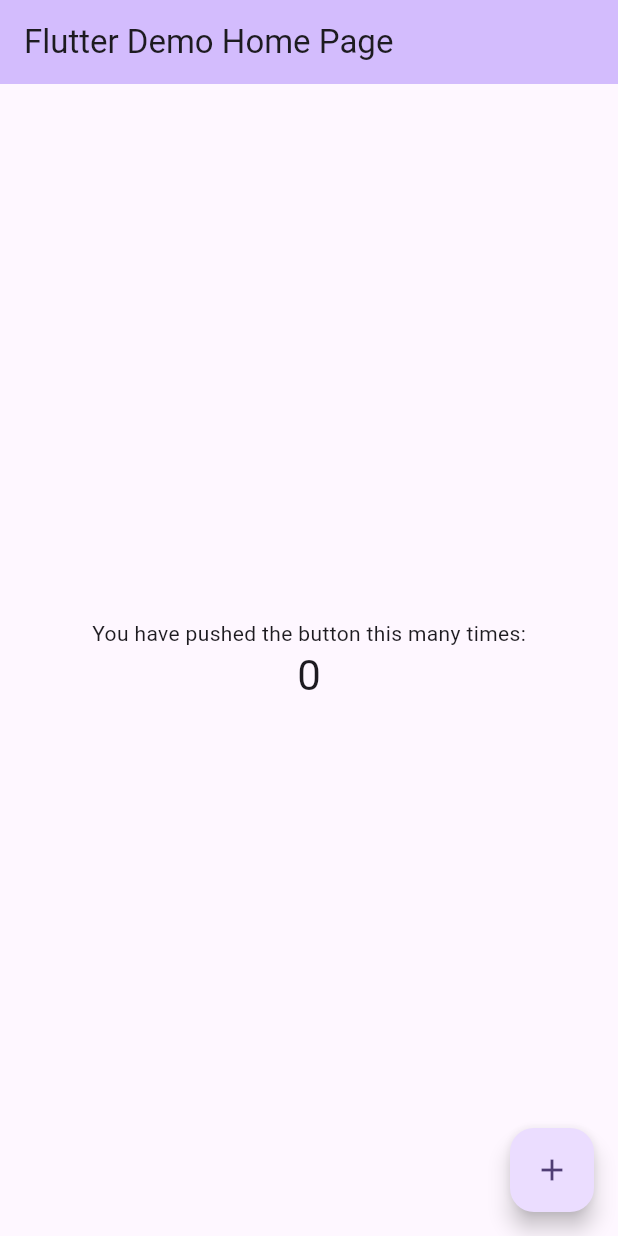
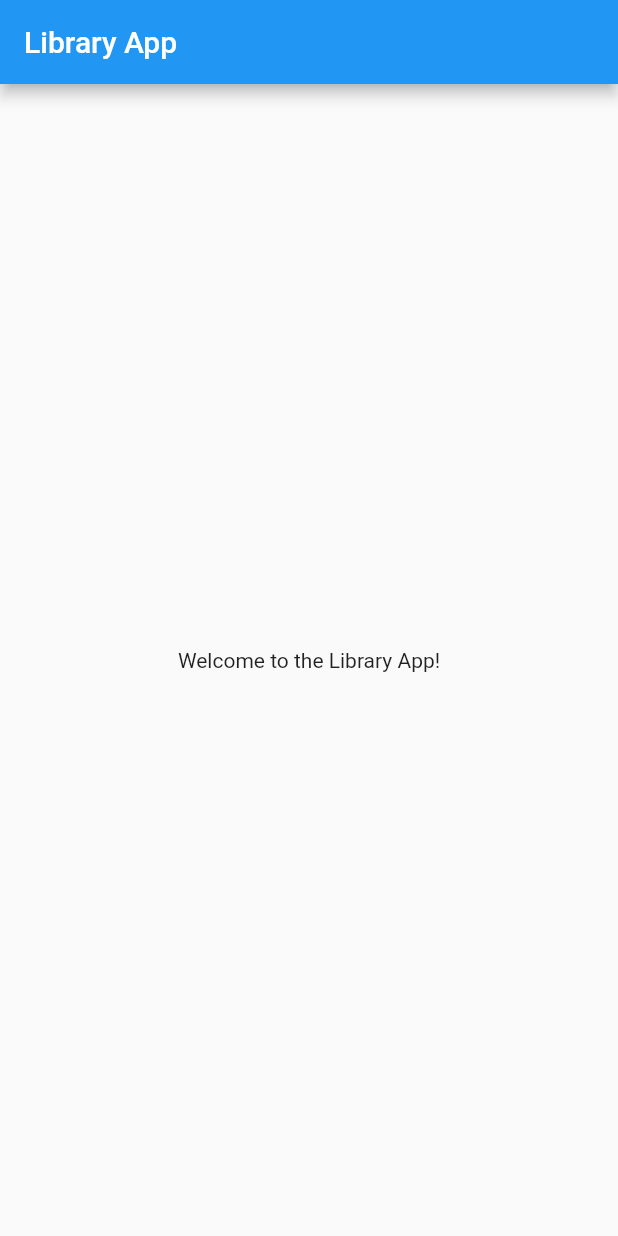
Before and after one commit to JesusOfLagos/Libra, a Flutter app: the screen it shows after launch, on a phone screen of 412 x 824 dp. Run offline on Flutter 3.47's test engine with Material 2 defaults, Android fonts, the phone set to English and light mode, and no system bars.

Commit message:
Basic components

```diff
--- a/libra/lib/main.dart
+++ b/libra/lib/main.dart
@@ -1,125 +1,19 @@
 import 'package:flutter/material.dart';
+import 'package:libra/screens/home_screen.dart';
 
 void main() {
-  runApp(const MyApp());
+  runApp(MyApp());
 }
 
 class MyApp extends StatelessWidget {
-  const MyApp({super.key});
-
-  // This widget is the root of your application.
   @override
   Widget build(BuildContext context) {
     return MaterialApp(
-      title: 'Flutter Demo',
+      title: 'Library App',
       theme: ThemeData(
-        // This is the theme of your application.
-        //
-        // TRY THIS: Try running your application with "flutter run". You'll see
-        // the application has a blue toolbar. Then, without quitting the app,
-        // try changing the seedColor in the colorScheme below to Colors.green
-        // and then invoke "hot reload" (save your changes or press the "hot
-        // reload" button in a Flutter-supported IDE, or press "r" if you used
-        // the command line to start the app).
-        //
-        // Notice that the counter didn't reset back to zero; the application
-        // state is not lost during the reload. To reset the state, use hot
-        // restart instead.
-        //
-        // This works for code too, not just values: Most code changes can be
-        // tested with just a hot reload.
-        colorScheme: ColorScheme.fromSeed(seedColor: Colors.deepPurple),
-        useMaterial3: true,
+        primarySwatch: Colors.blue,
       ),
-      home: const MyHomePage(title: 'Flutter Demo Home Page'),
+      home: HomeScreen(),
     );
   }
 }
-
-class MyHomePage extends StatefulWidget {
-  const MyHomePage({super.key, required this.title});
-
-  // This widget is the home page of your application. It is stateful, meaning
-  // that it has a State object (defined below) that contains fields that affect
-  // how it looks.
-
-  // This class is the configuration for the state. It holds the values (in this
-  // case the title) provided by the parent (in this case the App widget) and
-  // used by the build method of the State. Fields in a Widget subclass are
-  // always marked "final".
-
-  final String title;
-
-  @override
-  State<MyHomePage> createState() => _MyHomePageState();
-}
-
-class _MyHomePageState extends State<MyHomePage> {
-  int _counter = 0;
-
-  void _incrementCounter() {
-    setState(() {
-      // This call to setState tells the Flutter framework that something has
-      // changed in this State, which causes it to rerun the build method below
-      // so that the display can reflect the updated values. If we changed
-      // _counter without calling setState(), then the build method would not be
-      // called again, and so nothing would appear to happen.
-      _counter++;
-    });
-  }
-
-  @override
-  Widget build(BuildContext context) {
-    // This method is rerun every time setState is called, for instance as done
-    // by the _incrementCounter method above.
-    //
-    // The Flutter framework has been optimized to make rerunning build methods
-    // fast, so that you can just rebuild anything that needs updating rather
-    // than having to individually change instances of widgets.
-    return Scaffold(
-      appBar: AppBar(
-        // TRY THIS: Try changing the color here to a specific color (to
-        // Colors.amber, perhaps?) and trigger a hot reload to see the AppBar
-        // change color while the other colors stay the same.
-        backgroundColor: Theme.of(context).colorScheme.inversePrimary,
-        // Here we take the value from the MyHomePage object that was created by
-        // the App.build method, and use it to set our appbar title.
-        title: Text(widget.title),
-      ),
-      body: Center(
-        // Center is a layout widget. It takes a single child and positions it
-        // in the middle of the parent.
-        child: Column(
-          // Column is also a layout widget. It takes a list of children and
-          // arranges them vertically. By default, it sizes itself to fit its
-          // children horizontally, and tries to be as tall as its parent.
-          //
-          // Column has various properties to control how it sizes itself and
-          // how it positions its children. Here we use mainAxisAlignment to
-          // center the children vertically; the main axis here is the vertical
-          // axis because Columns are vertical (the cross axis would be
-          // horizontal).
-          //
-          // TRY THIS: Invoke "debug painting" (choose the "Toggle Debug Paint"
-          // action in the IDE, or press "p" in the console), to see the
-          // wireframe for each widget.
-          mainAxisAlignment: MainAxisAlignment.center,
-          children: <Widget>[
-            const Text(
-              'You have pushed the button this many times:',
-            ),
-            Text(
-              '$_counter',
-              style: Theme.of(context).textTheme.headlineMedium,
-            ),
-          ],
-        ),
-      ),
-      floatingActionButton: FloatingActionButton(
-        onPressed: _incrementCounter,
-        tooltip: 'Increment',
-        child: const Icon(Icons.add),
-      ), // This trailing comma makes auto-formatting nicer for build methods.
-    );
-  }
-}
--- /dev/null
+++ b/libra/lib/screens/home_screen.dart
@@ -0,0 +1,15 @@
+import 'package:flutter/material.dart';
+
+class HomeScreen extends StatelessWidget {
+  @override
+  Widget build(BuildContext context) {
+    return Scaffold(
+      appBar: AppBar(
+        title: Text('Library App'),
+      ),
+      body: Center(
+        child: Text('Welcome to the Library App!'),
+      ),
+    );
+  }
+}
```
Also changed, not shown: libra/lib/data/book_data.dart (added, +7 -0 lines), libra/lib/data/user_data.dart (added, +7 -0 lines), libra/lib/models/book.dart (added, +13 -0 lines), libra/lib/models/user.dart (added, +10 -0 lines), libra/lib/screens/book_details_screen.dart (added, +25 -0 lines), libra/lib/screens/catalog_screen.dart (added, +36 -0 lines), libra/lib/screens/search_screen.dart (added, +15 -0 lines), libra/lib/screens/user_profile_screen.dart (added, +15 -0 lines), libra/lib/widgets/book_tile.dart (added, +18 -0 lines), libra/lib/widgets/custom_button.dart (added, +16 -0 lines), libra/lib/widgets/user_profile_card.dart (added, +18 -0 lines).
